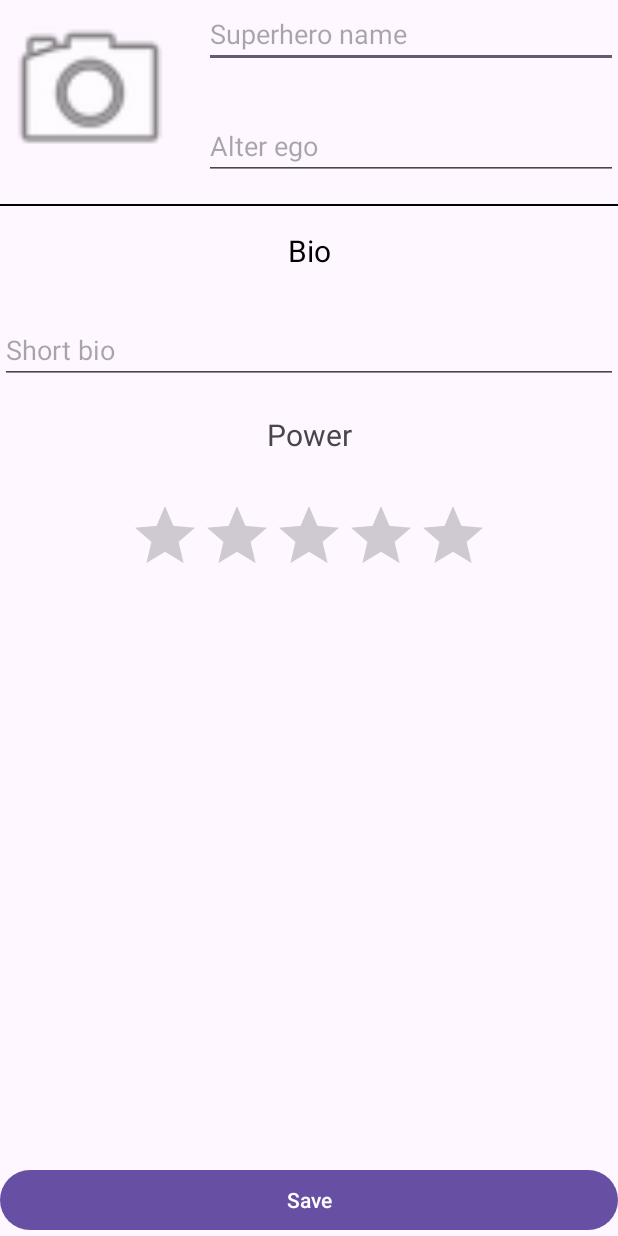
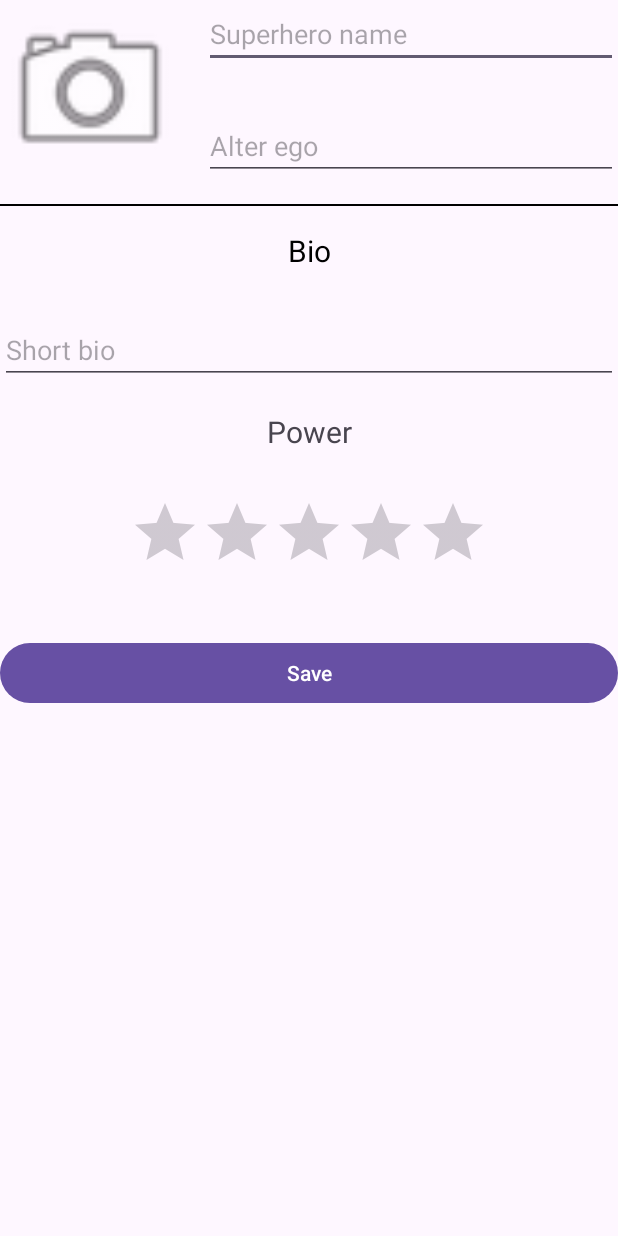
Before and after one commit to JODOSA/AndroidProjects, an Android app: the screen it shows after launch (MainActivity), on a phone screen of 412 x 824 dp. Run offline under Robolectric (Android 15) with nearby library versions, the phone set to English and light mode, and no system bars; our stand-ins replace data binding.

```diff
--- a/registrodesuperheroes/app/src/main/java/com/jds/registro_de_superheroes/MainActivity.java
+++ b/registrodesuperheroes/app/src/main/java/com/jds/registro_de_superheroes/MainActivity.java
@@ -2,7 +2,10 @@ package com.jds.registro_de_superheroes;
 
 import android.content.Intent;
 import android.os.Bundle;
-
+import android.provider.MediaStore;
+import android.graphics.Bitmap;
+import androidx.activity.result.ActivityResultLauncher;
+import androidx.activity.result.contract.ActivityResultContracts;
 import androidx.activity.EdgeToEdge;
 import androidx.appcompat.app.AppCompatActivity;
 import androidx.core.graphics.Insets;
@@ -12,6 +15,9 @@ import androidx.core.view.WindowInsetsCompat;
 import com.jds.registro_de_superheroes.databinding.ActivityMainBinding;
 
 public class MainActivity extends AppCompatActivity {
+
+    private ActivityResultLauncher<Intent> cameraLauncher;
+    private Bitmap takenPhotoBitmap;
 
     @Override
     protected void onCreate(Bundle savedInstanceState) {
@@ -24,6 +30,21 @@ public class MainActivity extends AppCompatActivity {
             v.setPadding(systemBars.left, systemBars.top, systemBars.right, systemBars.bottom);
             return insets;
         });
+
+        // Registrar el ActivityResultLauncher
+        cameraLauncher = registerForActivityResult(
+                new ActivityResultContracts.StartActivityForResult(),
+                result -> {
+                    if(result.getResultCode() == RESULT_OK){
+                        Intent data = result.getData();
+                        if(data != null && data.getExtras() != null){
+                            takenPhotoBitmap = (Bitmap) data.getExtras().get("data");
+                            binding.heroImage.setImageBitmap(takenPhotoBitmap); // Mostrar la imagen en el InageView
+                        }
+                    }
+                }
+        );
+
         binding.saveButton.setOnClickListener(v -> {
             String superheroName = binding.heroNameEdit.getText().toString();
             String alterEgo = binding.alterEgoEdit.getText().toString();
@@ -32,11 +53,22 @@ public class MainActivity extends AppCompatActivity {
             openDetailActivity(superheroName, alterEgo, bio, rating);
         });
 
+        binding.heroImage.setOnClickListener(v -> {
+            openCamera();
+        });
+
     }
+
+    private void openCamera() {
+        Intent cameraIntent = new Intent(MediaStore.ACTION_IMAGE_CAPTURE);
+        cameraLauncher.launch(cameraIntent);
+    }
+
     private void openDetailActivity(String superheroName, String alterEgo, String bio, float rating) {
         Superhero superhero = new Superhero(superheroName, alterEgo, bio, rating);
         Intent intent = new Intent(this, DetailActivity.class);
         intent.putExtra(DetailActivity.SUPERHERO_KEY, superhero);
+        intent.putExtra(DetailActivity.BITMAP_KEY, takenPhotoBitmap);
         startActivity(intent);
     }
 }
--- a/registrodesuperheroes/app/src/main/res/layout/activity_main.xml
+++ b/registrodesuperheroes/app/src/main/res/layout/activity_main.xml
@@ -7,10 +7,14 @@
 
     </data>
 
+    <ScrollView
+        android:layout_width="match_parent"
+        android:layout_height="wrap_content">
+
         <RelativeLayout
             android:id="@+id/main"
             android:layout_width="match_parent"
-        android:layout_height="match_parent"
+            android:layout_height="wrap_content"
             android:padding="16dp"
             tools:context=".MainActivity">
 
@@ -18,25 +22,25 @@
                 android:id="@+id/hero_image"
                 android:layout_width="120dp"
                 android:layout_height="120dp"
-            android:src="@android:drawable/ic_menu_camera"/>
+                android:src="@android:drawable/ic_menu_camera" />
 
             <EditText
                 android:id="@+id/hero_name_edit"
                 android:layout_width="match_parent"
                 android:layout_height="wrap_content"
-            android:layout_toEndOf="@id/hero_image"
                 android:layout_alignTop="@id/hero_image"
                 android:layout_marginStart="16dp"
-            android:hint="Superhero name"/>
+                android:layout_toEndOf="@id/hero_image"
+                android:hint="Superhero name" />
 
             <EditText
                 android:id="@+id/alter_ego_edit"
                 android:layout_width="match_parent"
                 android:layout_height="wrap_content"
-            android:layout_toEndOf="@id/hero_image"
                 android:layout_alignBottom="@id/hero_image"
                 android:layout_marginStart="16dp"
-            android:hint="Alter ego"/>
+                android:layout_toEndOf="@id/hero_image"
+                android:hint="Alter ego" />
 
             <View
                 android:id="@+id/top_line"
@@ -44,18 +48,18 @@
                 android:layout_height="1dp"
                 android:layout_below="@id/hero_image"
                 android:layout_marginTop="16dp"
-            android:background="@color/black"/>
+                android:background="@color/black" />
 
             <TextView
                 android:id="@+id/bio"
                 android:layout_width="match_parent"
                 android:layout_height="wrap_content"
+                android:layout_below="@id/top_line"
+                android:layout_marginTop="16dp"
+                android:gravity="center"
+                android:text="Bio"
                 android:textColor="@color/black"
-            android:layout_below="@id/top_line"
-            android:gravity="center"
-            android:layout_marginTop="16dp"
-            android:textSize="20dp"
-            android:text="Bio"/>
+                android:textSize="20dp" />
 
             <EditText
                 android:id="@+id/mini_bio"
@@ -63,37 +67,39 @@
                 android:layout_height="wrap_content"
                 android:layout_below="@id/bio"
                 android:layout_marginTop="30dp"
-            android:outlineSpotShadowColor="@color/blue"
-            android:hint="Short bio"/>
+                android:hint="Short bio"
+                android:outlineSpotShadowColor="@color/blue" />
 
             <TextView
                 android:id="@+id/power"
                 android:layout_width="match_parent"
                 android:layout_height="wrap_content"
                 android:layout_below="@id/mini_bio"
+                android:layout_marginTop="18dp"
                 android:gravity="center"
-            android:layout_marginTop="20dp"
-            android:textSize="20dp"
-            android:text="Power"/>
+                android:text="Power"
+                android:textSize="20dp" />
 
             <RatingBar
                 android:id="@+id/rating"
                 android:layout_width="wrap_content"
                 android:layout_height="wrap_content"
+                android:layout_centerHorizontal="true"
                 android:layout_below="@id/power"
                 android:layout_marginTop="30dp"
-            android:progressTint="@color/yellow"
-            android:layout_centerHorizontal="true"/>
+                android:progressTint="@color/yellow" />
 
             <Button
                 android:id="@+id/saveButton"
                 android:layout_width="match_parent"
                 android:layout_height="wrap_content"
+                android:layout_centerHorizontal="true"
+                android:layout_below="@+id/rating"
                 android:layout_alignParentBottom="true"
-            android:text="Save"/>
-
-
-
+                android:layout_marginTop="39dp"
+                android:layout_marginBottom="-3dp"
+                android:text="Save" />
 
         </RelativeLayout>
+    </ScrollView>
 </layout>
```
Also changed, not shown: registrodesuperheroes/app/src/main/java/com/jds/registro_de_superheroes/DetailActivity.java (+7 -0 lines), registrodesuperheroes/app/src/main/res/layout/activity_detail.xml (+23 -12 lines). Lines whose indentation alone changed are shown as unchanged.
